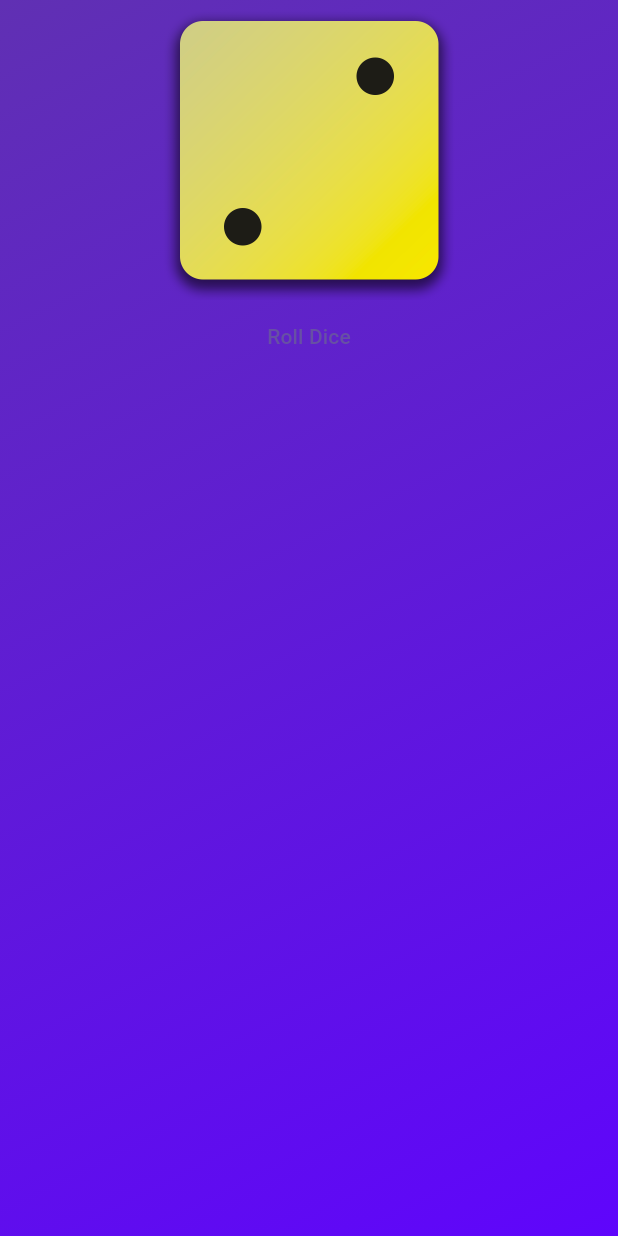
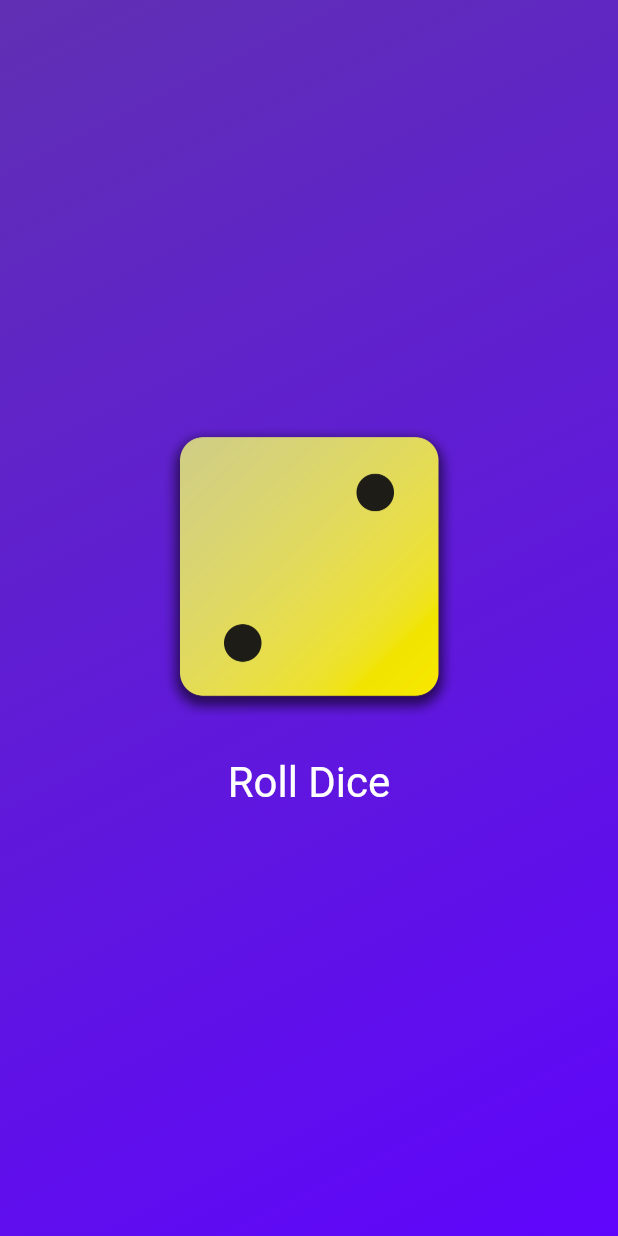
Before and after one commit to godomainz/flutter_first_app_2, a Flutter app: the screen it shows after launch, on a phone screen of 412 x 824 dp. Run offline on Flutter 3.47's test engine with Material 3 defaults, Android fonts, the phone set to English and light mode, and no system bars.

Commit message:
47. Styling Buttons & Working with Padding

```diff
--- a/lib/gradient_container.dart
+++ b/lib/gradient_container.dart
@@ -25,12 +25,21 @@ class GradientContainer extends StatelessWidget {
       ),
       child: Center(
         child: Column(
+          mainAxisSize: MainAxisSize.min,
           children: [
             Image.asset(
               "assets/images/dice-2.png",
               width: 200,
             ),
-            TextButton(onPressed: rollDice, child: const Text("Roll Dice")),
+            const SizedBox(height: 20),
+            TextButton(
+              onPressed: rollDice,
+              style: TextButton.styleFrom(
+                  // padding: const EdgeInsets.only(top: 20),
+                  foregroundColor: Colors.white,
+                  textStyle: const TextStyle(fontSize: 28)),
+              child: const Text("Roll Dice"),
+            ),
           ],
         ),
       ),
```
